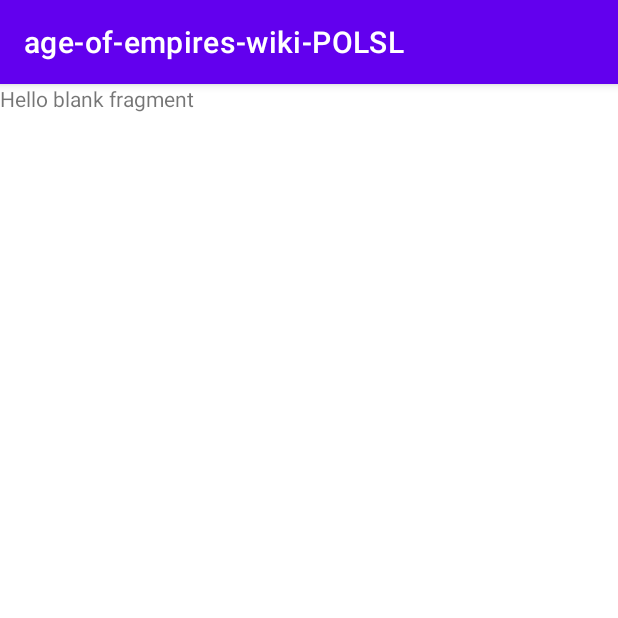
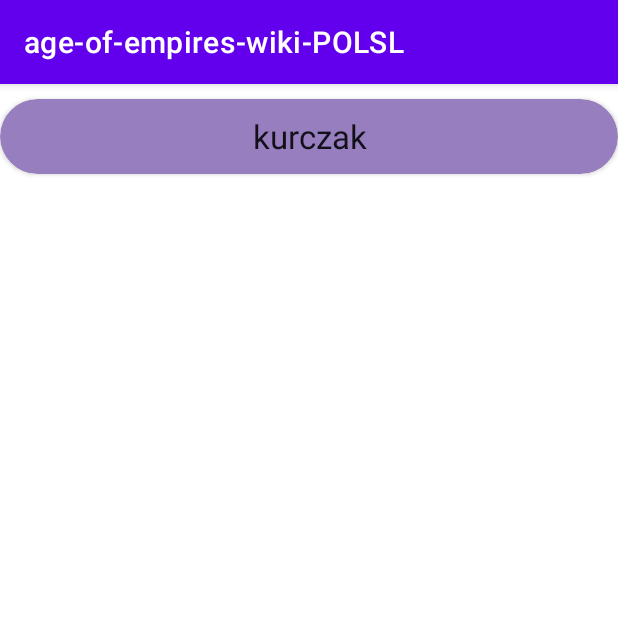
Before and after one commit to sAleksander/age-of-empires-wiki-POLSL, an Android app: the fragment TechnologyListFragment shown on its own in the app's theme, on a phone screen of 412 x 824 dp, the top half of it. Run offline under Robolectric (Android 15) with nearby library versions, the phone set to English and light mode, and no system bars.

Commit message:
add list of technologies update gradel

```diff
--- a/app/build.gradle
+++ b/app/build.gradle
@@ -3,6 +3,7 @@ plugins {
     id 'kotlin-android'
     id 'kotlin-kapt'
     id 'kotlin-android-extensions'
+
 }
 
 android {
--- a/app/src/main/java/com/example/age_of_empires_wiki_polsl/ui/technologies/TechnologiesViewModel.kt
+++ b/app/src/main/java/com/example/age_of_empires_wiki_polsl/ui/technologies/TechnologiesViewModel.kt
@@ -1,6 +1,29 @@
-package com.example.age_of_empires_wiki_polsl.ui.technologies
+package com.example.age_of_empires_wiki_polsl.ui.civilizations
 
 import androidx.lifecycle.ViewModel
+import android.app.Application
+import androidx.lifecycle.AndroidViewModel
+import androidx.lifecycle.LiveData
+import androidx.lifecycle.MutableLiveData
+import com.example.age_of_empires_wiki_polsl.TempDatabase.ApiClasses.Technology
+import com.example.age_of_empires_wiki_polsl.TempDatabase.ApiClasses.TechnologyCost
 
-class TechnologiesViewModel: ViewModel() {
+class TechnologyViewModel(application: Application): AndroidViewModel(application) {
+
+    // Create the repository
+    //private val repo:
+
+    // Create the current civilization
+    var currentTechnology: Technology? = null
+
+    // Get civilization list
+    //val getAllCivilizations: LiveData<List<CivilizationModel>>
+
+    //Mock data
+    var getAllTechnology: MutableLiveData<List<Technology>> = MutableLiveData(listOf(
+        Technology("bronze",listOf("Buildings (except gates) have +10% HP in Dark Age / +20% HP in Feudal Age  / +30% in Castle Age / +40% in Imperial Age",
+            "Spearman skirmisher and camel lines cost 25% less",
+            "Fire Ships attack 20% faster",
+            "Imperial Age costs -33%",
+            "Town Watch is free"),30, TechnologyCost(3,3,3,3,3),"kotlin to g***o","kurczak","kurczak",3,"kurczak"),))
 }
--- /dev/null
+++ b/app/src/main/java/com/example/age_of_empires_wiki_polsl/ui/technologies/list/ICallbackTechnology.kt
@@ -0,0 +1,9 @@
+package com.example.age_of_empires_wiki_polsl.ui.civilizations.list
+
+import com.example.age_of_empires_wiki_polsl.TempDatabase.ApiClasses.Technology
+
+
+interface ICallbackTechnology {
+
+    fun clickTechnology(model: Technology)
+}
--- /dev/null
+++ b/app/src/main/java/com/example/age_of_empires_wiki_polsl/ui/technologies/list/TechnologyListAdapter.kt
@@ -0,0 +1,39 @@
+package com.example.age_of_empires_wiki_polsl.ui.civilizations.list
+
+import android.view.LayoutInflater
+import android.view.View
+import android.view.ViewGroup
+import android.widget.TextView
+import androidx.lifecycle.LiveData
+import androidx.recyclerview.widget.RecyclerView
+import com.example.age_of_empires_wiki_polsl.R
+import com.example.age_of_empires_wiki_polsl.TempDatabase.ApiClasses.Technology
+import com.example.age_of_empires_wiki_polsl.ui.civilizations.CivilizationModel
+import kotlinx.android.synthetic.main.civilization_list_one_row.view.*
+
+class  TechnologyListAdapter(private var technologyList: LiveData<List<Technology>>, val technologyCallback: ICallbackTechnology):
+    RecyclerView.Adapter<TechnologyListAdapter.TechnologyHolder>() {
+
+    inner class TechnologyHolder(view: View): RecyclerView.ViewHolder(view)
+
+    override fun onCreateViewHolder(parent: ViewGroup, viewType: Int): TechnologyHolder {
+        val view = LayoutInflater.from(parent.context)
+            .inflate(R.layout.civilization_list_one_row, parent, false)
+
+        return TechnologyHolder(view)
+    }
+
+    override fun onBindViewHolder(holder: TechnologyHolder, position: Int) {
+        val textViewName = holder.itemView.findViewById<TextView>(R.id.textViewName)
+
+        textViewName.text = technologyList.value?.get(position)?.name
+
+        holder.itemView.card_view.setOnClickListener{
+            technologyCallback.clickTechnology(technologyList.value!![position])
+        }
+    }
+
+    override fun getItemCount(): Int {
+        return technologyList.value?.size?:0
+    }
+}
--- a/app/src/main/java/com/example/age_of_empires_wiki_polsl/ui/technologies/list/TechnologyListFragment.kt
+++ b/app/src/main/java/com/example/age_of_empires_wiki_polsl/ui/technologies/list/TechnologyListFragment.kt
@@ -1,60 +1,59 @@
-package com.example.age_of_empires_wiki_polsl.ui.technologies.list
+package com.example.age_of_empires_wiki_polsl.ui.civilizations.list
 
 import android.os.Bundle
 import androidx.fragment.app.Fragment
 import android.view.LayoutInflater
 import android.view.View
 import android.view.ViewGroup
+import androidx.lifecycle.Observer
+import androidx.lifecycle.ViewModelProvider
+import androidx.navigation.fragment.findNavController
+import androidx.recyclerview.widget.LinearLayoutManager
+import androidx.recyclerview.widget.RecyclerView
 import com.example.age_of_empires_wiki_polsl.R
+import com.example.age_of_empires_wiki_polsl.TempDatabase.ApiClasses.Technology
+import com.example.age_of_empires_wiki_polsl.ui.civilizations.CivilizationModel
+import com.example.age_of_empires_wiki_polsl.ui.civilizations.CivilizationViewModel
+import com.example.age_of_empires_wiki_polsl.ui.civilizations.TechnologyViewModel
+import kotlinx.android.synthetic.main.fragment_civilization_list.*
+import kotlinx.android.synthetic.main.fragment_technology_list.*
 
-// TODO: Rename parameter arguments, choose names that match
-// the fragment initialization parameters, e.g. ARG_ITEM_NUMBER
-private const val ARG_PARAM1 = "param1"
-private const val ARG_PARAM2 = "param2"
+class TechnologyListFragment : Fragment(), ICallbackTechnology {
+    private lateinit var myAdapter: TechnologyListAdapter
+    private lateinit var myLayoutManager: LinearLayoutManager
+    private lateinit var recyclerView: RecyclerView
+    private lateinit var viewModel: TechnologyViewModel
 
-/**
- * A simple [Fragment] subclass.
- * Use the [TechnologyListFragment.newInstance] factory method to
- * create an instance of this fragment.
- */
-class TechnologyListFragment : Fragment() {
-    // TODO: Rename and change types of parameters
-    private var param1: String? = null
-    private var param2: String? = null
+    override fun onCreateView(
+        inflater: LayoutInflater,
+        container: ViewGroup?,
+        savedInstanceState: Bundle?
+    ): View? {
+        val view = inflater.inflate(R.layout.fragment_technology_list, container, false)
+        myLayoutManager = LinearLayoutManager(context)
+        viewModel = ViewModelProvider(requireActivity()).get(TechnologyViewModel::class.java)
 
-    override fun onCreate(savedInstanceState: Bundle?) {
-        super.onCreate(savedInstanceState)
-        arguments?.let {
-            param1 = it.getString(ARG_PARAM1)
-            param2 = it.getString(ARG_PARAM2)
+        myAdapter = TechnologyListAdapter(viewModel.getAllTechnology,this)
+
+        viewModel.getAllTechnology.observe(viewLifecycleOwner, Observer {
+            myAdapter.notifyDataSetChanged()
+        })
+
+        return view
+    }
+
+    override fun onViewCreated(view: View, savedInstanceState: Bundle?) {
+        super.onViewCreated(view, savedInstanceState)
+
+        recyclerView = recyclerViewTechnology.apply {
+            this.layoutManager = myLayoutManager
+            this.adapter = myAdapter
         }
     }
 
-    override fun onCreateView(
-        inflater: LayoutInflater, container: ViewGroup?,
-        savedInstanceState: Bundle?
-    ): View? {
-        // Inflate the layout for this fragment
-        return inflater.inflate(R.layout.fragment_technology_list, container, false)
+    override fun clickTechnology(model: Technology) {
+        viewModel.currentTechnology = model
+        findNavController().navigate(R.id.action_civilizationListFragment_to_civilizationDetailsFragment)
     }
 
-    companion object {
-        /**
-         * Use this factory method to create a new instance of
-         * this fragment using the provided parameters.
-         *
-         * @param param1 Parameter 1.
-         * @param param2 Parameter 2.
-         * @return A new instance of fragment TechnologyListFragment.
-         */
-        // TODO: Rename and change types and number of parameters
-        @JvmStatic
-        fun newInstance(param1: String, param2: String) =
-            TechnologyListFragment().apply {
-                arguments = Bundle().apply {
-                    putString(ARG_PARAM1, param1)
-                    putString(ARG_PARAM2, param2)
-                }
-            }
-    }
 }
--- a/app/src/main/res/layout/fragment_technology_list.xml
+++ b/app/src/main/res/layout/fragment_technology_list.xml
@@ -1,14 +1,19 @@
 <?xml version="1.0" encoding="utf-8"?>
-<FrameLayout xmlns:android="http://schemas.android.com/apk/res/android"
+<androidx.constraintlayout.widget.ConstraintLayout
+    xmlns:android="http://schemas.android.com/apk/res/android"
+    xmlns:app="http://schemas.android.com/apk/res-auto"
     xmlns:tools="http://schemas.android.com/tools"
     android:layout_width="match_parent"
     android:layout_height="match_parent"
-    tools:context=".TechnologyListFragment">
+    tools:context=".ui.civilizations.list.TechnologyListFragment">
 
-    <!-- TODO: Update blank fragment layout -->
-    <TextView
-        android:layout_width="match_parent"
-        android:layout_height="match_parent"
-        android:text="@string/hello_blank_fragment" />
+    <androidx.recyclerview.widget.RecyclerView
+        android:id="@+id/recyclerViewTechnology"
+        android:layout_width="0dp"
+        android:layout_height="0dp"
+        app:layout_constraintBottom_toBottomOf="parent"
+        app:layout_constraintEnd_toEndOf="parent"
+        app:layout_constraintStart_toStartOf="parent"
+        app:layout_constraintTop_toTopOf="parent" />
 
-</FrameLayout>
+</androidx.constraintlayout.widget.ConstraintLayout>
--- a/build.gradle
+++ b/build.gradle
@@ -6,7 +6,7 @@ buildscript {
         jcenter()
     }
     dependencies {
-        classpath "com.android.tools.build:gradle:4.1.3"
+        classpath 'com.android.tools.build:gradle:4.2.1'
         classpath "org.jetbrains.kotlin:kotlin-gradle-plugin:$kotlin_version"
 
         // NOTE: Do not place your application dependencies here; they belong
```
Also changed, not shown: gradle/wrapper/gradle-wrapper.properties.
